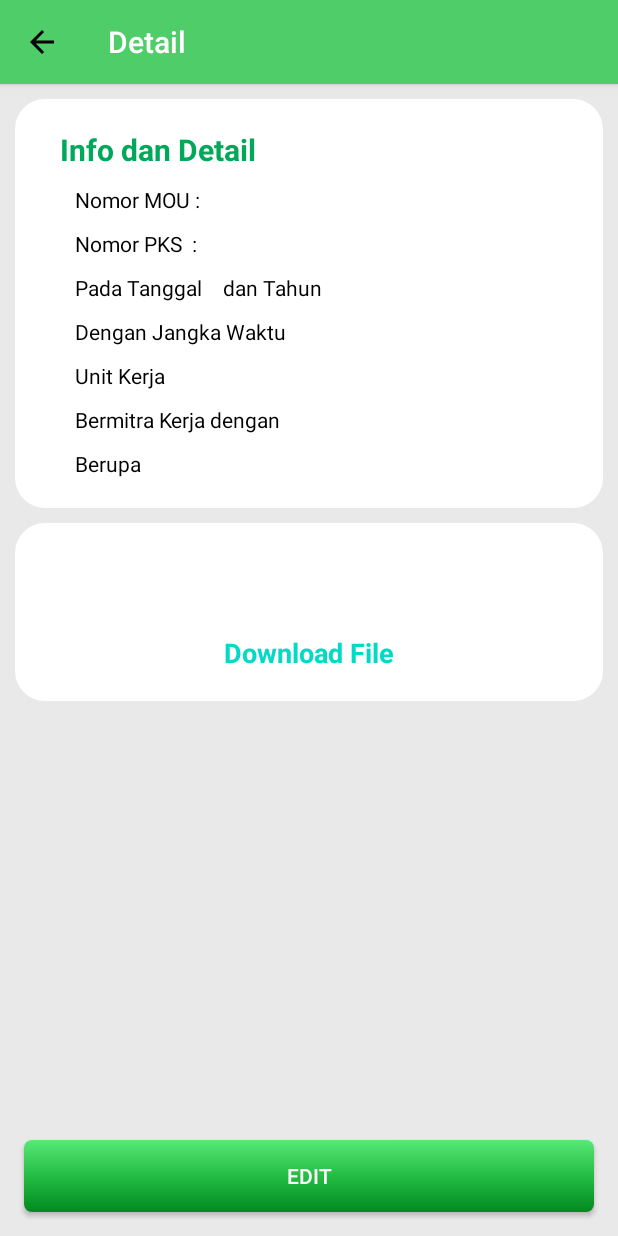
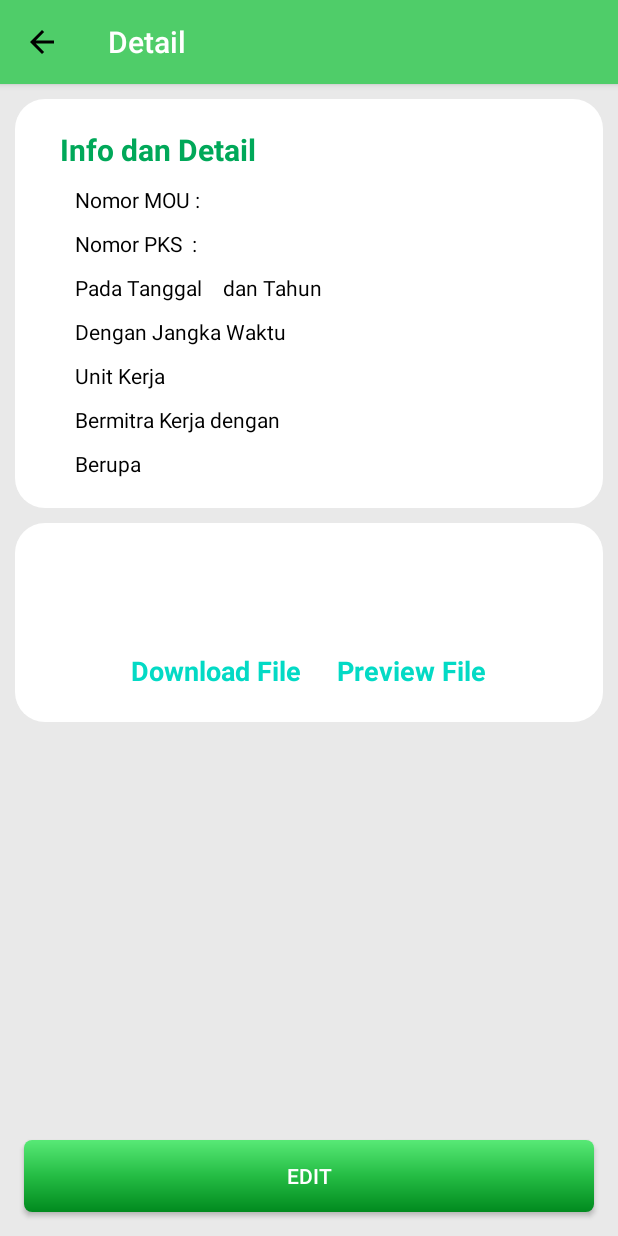
Before and after one commit to Abdannov/pendakers-android, an Android app: the DetailPksActivity screen opened directly, with no data from a screen before it, on a phone screen of 412 x 824 dp. Run offline under Robolectric (Android 15) with nearby library versions, the phone set to English and light mode, and no system bars.

Commit message:
add preview pdf done

```diff
--- a/app/build.gradle
+++ b/app/build.gradle
@@ -52,5 +52,6 @@ dependencies {
     androidTestImplementation 'androidx.test.ext:junit:1.1.3'
     androidTestImplementation 'androidx.test.espresso:espresso-core:3.4.0'
     implementation 'com.karumi:dexter:6.0.2'
+    implementation 'com.github.barteksc:android-pdf-viewer:2.8.2'
 
 }
--- a/app/src/main/AndroidManifest.xml
+++ b/app/src/main/AndroidManifest.xml
@@ -23,6 +23,10 @@
         android:usesCleartextTraffic="true"
         tools:ignore="AllowBackup,GoogleAppIndexingWarning"
         tools:replace="android:allowBackup,android:theme,android:usesCleartextTraffic">
+        <activity
+            android:name=".Activity.PreviewPdfActivity"
+            android:exported="false"
+            android:theme="@style/Theme.AppCompat.Light.NoActionBar"/>
         <activity
             android:name=".Activity.LoginActivity"
             android:exported="false"
--- a/app/src/main/java/com/pendakers/API/RetroServer.java
+++ b/app/src/main/java/com/pendakers/API/RetroServer.java
@@ -11,7 +11,7 @@ import retrofit2.converter.scalars.ScalarsConverterFactory;
 
 public class RetroServer {
     public static final String baseURLLocal = "http://192.168.0.110:8000/api/";
-    public static final String baseURL = "http://pendatakers.com/api/";
+    public static final String baseURL = "https://pendatakers.com/api/";
     public static Retrofit retro;
 
     public static Gson gson = new GsonBuilder()
--- a/app/src/main/java/com/pendakers/Activity/DetailPksActivity.java
+++ b/app/src/main/java/com/pendakers/Activity/DetailPksActivity.java
@@ -18,12 +18,14 @@ import android.widget.Toast;
 import com.pendakers.R;
 
 public class DetailPksActivity extends AppCompatActivity {
-    TextView idText, nomouText, nopksText, tglpksText, thnText, jwText, ukText, mkText, jenisText, dfText, ttText, btnDownloadPdf;
-    String id, nomou, nopks, tglpks, thn, jw, uk, mk, tt, jenis, df;
+    TextView idText, nomouText, nopksText, tglpksText, thnText, jwText, ukText, mkText, jenisText, dfText, ttText, btnDownloadPdf, btnPrevPdf;
+    String id, nomou, nopks, tglpks, thn, jw, uk, mk, tt, jenis, df,urlPdf;
     Toolbar toolbar;
     Button btnEdit;
     private String codeAccess;
     DownloadManager dm;
+    String baseUrl ="https://pendatakers.com/storage/file/";
+    String baseUrlLocal ="http://192.168.0.110:8000/storage/file/";
 
     @Override
     protected void onCreate(Bundle savedInstanceState) {
@@ -44,6 +46,7 @@ public class DetailPksActivity extends AppCompatActivity {
         dfText = findViewById(R.id.fielddf);
         btnEdit = findViewById(R.id.btnEdit);
         btnDownloadPdf = findViewById(R.id.btnDownloadPdf);
+        btnPrevPdf = findViewById(R.id.btnPrevPdf);
 
         codeAccess = getIntent().getStringExtra("codeAccess");
         id = getIntent().getStringExtra("id");
@@ -57,6 +60,7 @@ public class DetailPksActivity extends AppCompatActivity {
         jenis = getIntent().getStringExtra("tahapan");
         df = getIntent().getStringExtra("file");
         tt = getIntent().getStringExtra("tentang");
+        urlPdf = baseUrl+df;
 
         idText.setText(id);
         nomouText.setText(nomou);
@@ -86,9 +90,7 @@ public class DetailPksActivity extends AppCompatActivity {
             startActivity(intent);
         });
         btnDownloadPdf.setOnClickListener(v -> {
-            String baseUrl ="http://pendatakers.com/";
-            String baseUrlLocal ="http://192.168.0.110:8000/";
-            Uri uri = Uri.parse(baseUrl+"storage/file/"+df);
+            Uri uri = Uri.parse(baseUrl+df);
             DownloadManager.Request request = new DownloadManager.Request(uri);
             request.setNotificationVisibility(DownloadManager.Request.VISIBILITY_VISIBLE_NOTIFY_COMPLETED);
             request.setVisibleInDownloadsUi(false);
@@ -97,6 +99,12 @@ public class DetailPksActivity extends AppCompatActivity {
             dm = (DownloadManager) getSystemService(Context.DOWNLOAD_SERVICE);
             dm.enqueue(request);
         });
+        btnPrevPdf.setOnClickListener(v -> {
+            Intent intent = new Intent(DetailPksActivity.this, PreviewPdfActivity.class);
+            intent.putExtra("urlPdf",urlPdf);
+            startActivity(intent);
+        });
+
     }
     @Override
     public boolean onOptionsItemSelected(MenuItem item) {
--- a/app/src/main/res/layout/activity_detailpks_samarinda.xml
+++ b/app/src/main/res/layout/activity_detailpks_samarinda.xml
@@ -246,6 +246,11 @@
             android:text="@string/df"
             android:textColor="@color/black" />
 
+        <LinearLayout
+            android:layout_width="match_parent"
+            android:layout_height="wrap_content"
+            android:orientation="horizontal"
+            android:gravity="center">
             <TextView
                 android:id="@+id/btnDownloadPdf"
                 android:layout_width="wrap_content"
@@ -254,8 +259,22 @@
                 android:text="@string/download_file"
                 android:textSize="18sp"
                 android:textStyle="bold"
+                android:layout_margin="12dp"
                 android:layout_gravity="center"
                 android:textColor="@color/teal_200" />
+            <TextView
+                android:id="@+id/btnPrevPdf"
+                android:layout_width="wrap_content"
+                android:layout_height="wrap_content"
+                android:layout_marginBottom="10dp"
+                android:text="@string/preview_file"
+                android:layout_margin="12dp"
+                android:textSize="18sp"
+                android:textStyle="bold"
+                android:layout_gravity="center"
+                android:textColor="@color/teal_200" />
+        </LinearLayout>
+
 
     </LinearLayout>
 
--- a/app/src/main/res/values/strings.xml
+++ b/app/src/main/res/values/strings.xml
@@ -16,6 +16,7 @@
     <string name="password">password</string>
     <string name="logout">Logout</string>
     <string name="download_file">Download File</string>
+    <string name="preview_file">Preview File</string>
     <string name="search">Search..</string>
     <string name="data_tidak_ditemukan">Data Tidak Ditemukan</string>
 
```
Also changed, not shown: app/src/main/java/com/pendakers/Activity/PreviewPdfActivity.java (added, +107 -0 lines), app/src/main/res/layout/activity_preview_pdf.xml (added, +30 -0 lines). Lines whose indentation alone changed are shown as unchanged.
